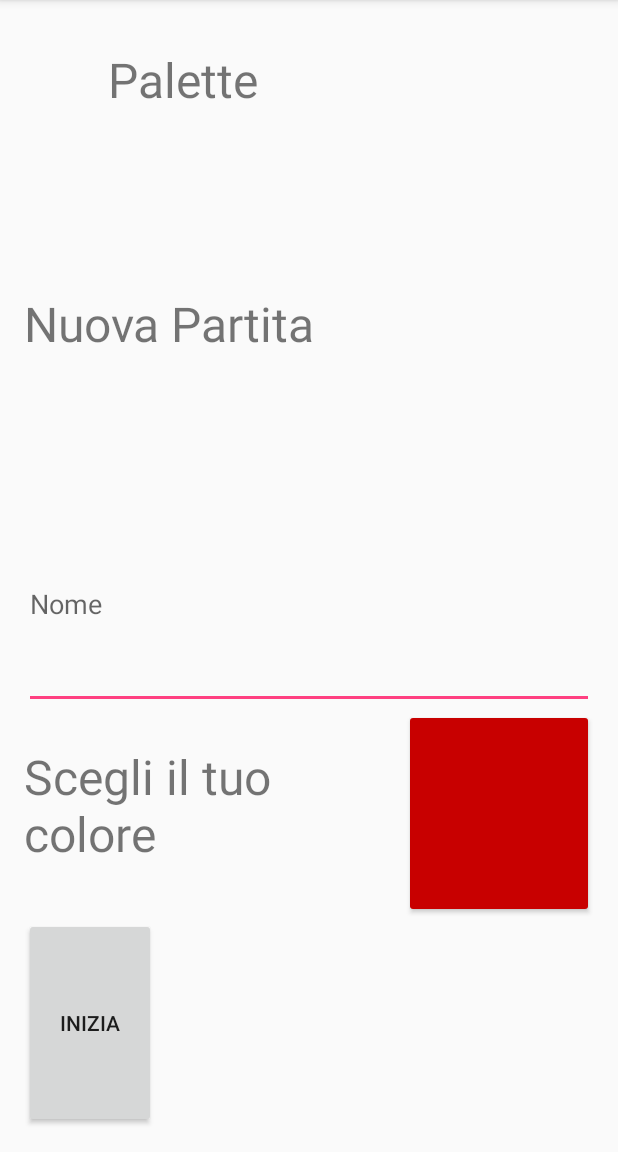
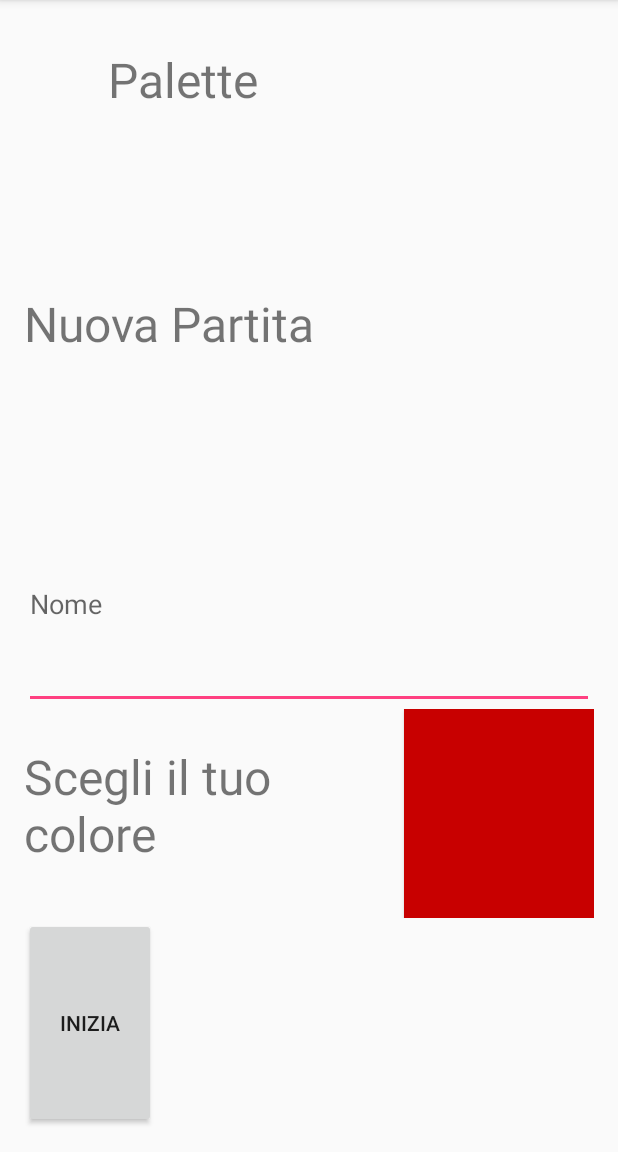
Before and after one commit to RiccardoMollo/appAracnoid, an Android app: the screen it shows after launch (MainActivity), after a tap on an icon or button, on a phone screen of 412 x 824 dp, the part 84-1236 px from its top. Run offline under Robolectric (Android 15) with nearby library versions, the phone set to English and light mode, and no system bars.

Commit message:
Sistemato il bottone per il colore e aggiunto controllo inserimento lettere

```diff
--- a/app/build.gradle
+++ b/app/build.gradle
@@ -5,7 +5,7 @@ android {
     buildToolsVersion "25.0.2"
     defaultConfig {
         applicationId "com.example.utente.apparacnoid"
-        minSdkVersion 21
+        minSdkVersion 19
         targetSdkVersion 25
         versionCode 1
         versionName "1.0"
--- a/app/src/main/java/com/example/utente/apparacnoid/MainActivity.java
+++ b/app/src/main/java/com/example/utente/apparacnoid/MainActivity.java
@@ -37,7 +37,7 @@ public class MainActivity extends AppCompatActivity {
     public void change(View view) {
         //scegli_colore.getBackground().setColorFilter(lista_colori[i], PorterDuff.Mode.SRC_ATOP);
         colore = lista_colori[i];
-        scegli_colore.getBackground().setTint(colore);
+        scegli_colore.setBackgroundColor(colore);
         i++;
         if(i==3){
             i=0;
--- a/app/src/main/res/layout/activity_main.xml
+++ b/app/src/main/res/layout/activity_main.xml
@@ -57,7 +57,7 @@
             android:layout_width="0dp"
             android:layout_height="match_parent"
             android:layout_weight="1"
-            android:backgroundTint="@color/colorAccent"
+            android:background="@color/colorAccent"
             android:onClick="change"
             />
 
```
Also changed, not shown: app/src/main/java/com/example/utente/apparacnoid/Livello.java (+20 -0 lines).
